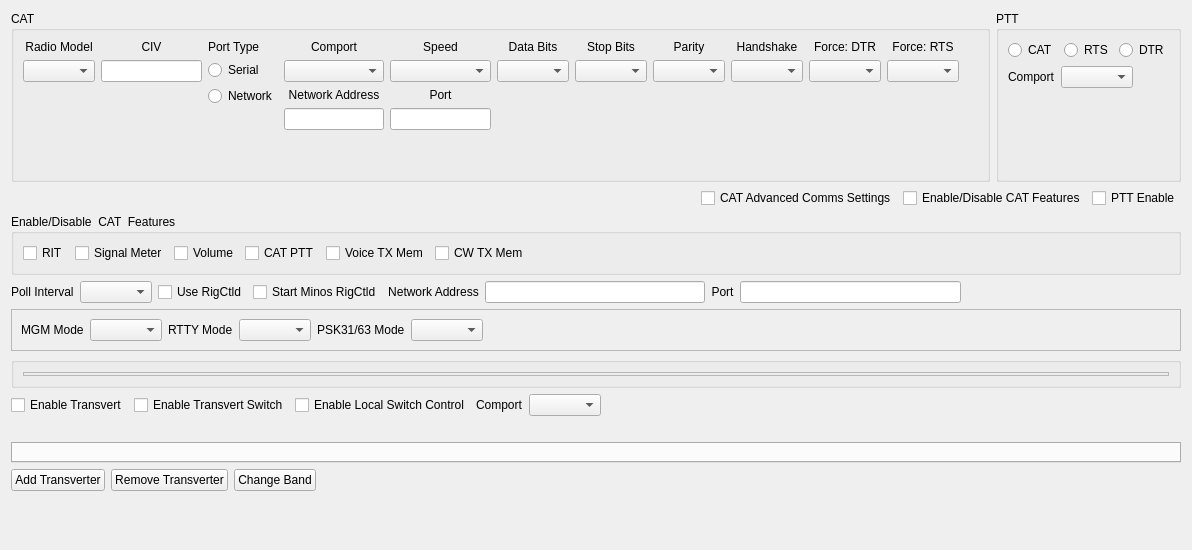
First picture: the form in mqt/MqtRigControl/rigsetupform.ui, repository Rsclub22/Minos2-Mirror, before the edit.
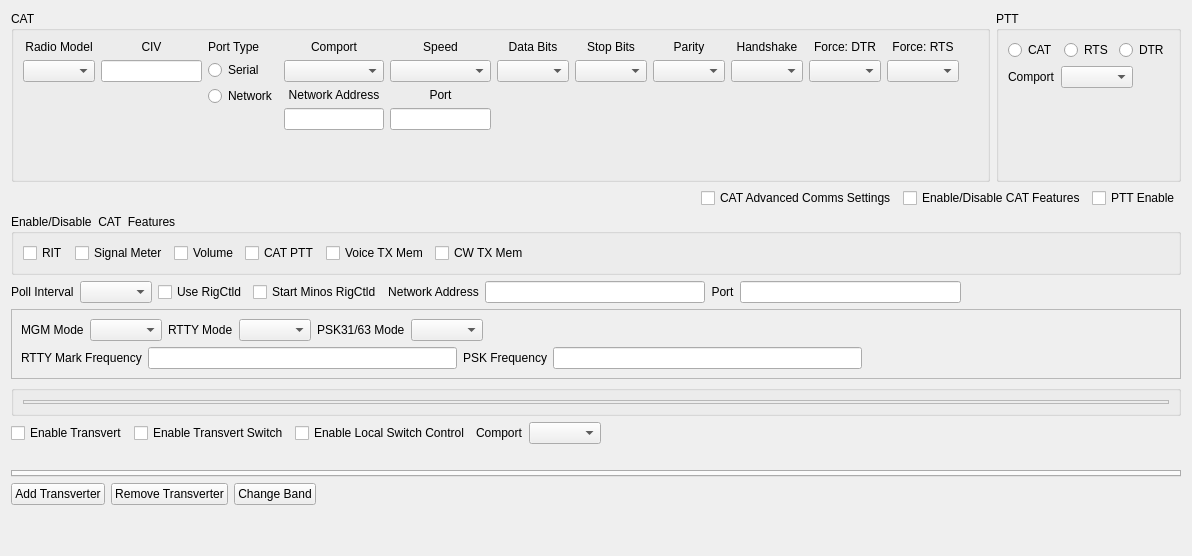
Second picture: the form after the edit. Custom widgets are drawn as their Qt base class.

Commit message: Pass datamodes mark freq to and from rigcontrol, per rig; put setting in rig setup

```diff
--- a/mqt/MqtRigControl/rigsetupform.ui
+++ b/mqt/MqtRigControl/rigsetupform.ui
@@ -7,7 +7,7 @@
     <x>0</x>
     <y>0</y>
     <width>1192</width>
-    <height>550</height>
+    <height>556</height>
    </rect>
   </property>
   <property name="windowTitle">
@@ -754,6 +754,8 @@
      <property name="frameShadow">
       <enum>QFrame::Raised</enum>
      </property>
+     <layout class="QVBoxLayout" name="verticalLayout_12">
+      <item>
      <layout class="QHBoxLayout" name="horizontalLayout_3">
       <item>
        <widget class="QLabel" name="label">
@@ -792,11 +794,50 @@
         </property>
         <property name="sizeHint" stdset="0">
          <size>
+            <width>664</width>
+            <height>17</height>
+           </size>
+          </property>
+         </spacer>
+        </item>
+       </layout>
+      </item>
+      <item>
+       <layout class="QHBoxLayout" name="horizontalLayout_4">
+        <item>
+         <widget class="QLabel" name="label_5">
+          <property name="text">
+           <string>RTTY Mark Frequency</string>
+          </property>
+         </widget>
+        </item>
+        <item>
+         <widget class="QLineEdit" name="RTTYOffsetEdit"/>
+        </item>
+        <item>
+         <widget class="QLabel" name="label_6">
+          <property name="text">
+           <string>PSK Frequency</string>
+          </property>
+         </widget>
+        </item>
+        <item>
+         <widget class="QLineEdit" name="PSKOffsetEdit"/>
+        </item>
+        <item>
+         <spacer name="horizontalSpacer_11">
+          <property name="orientation">
+           <enum>Qt::Horizontal</enum>
+          </property>
+          <property name="sizeHint" stdset="0">
+           <size>
           <width>40</width>
           <height>20</height>
          </size>
         </property>
        </spacer>
+        </item>
+       </layout>
       </item>
      </layout>
     </widget>
```
Lines whose indentation alone changed are shown as unchanged. The commit also changes 21 other files.
